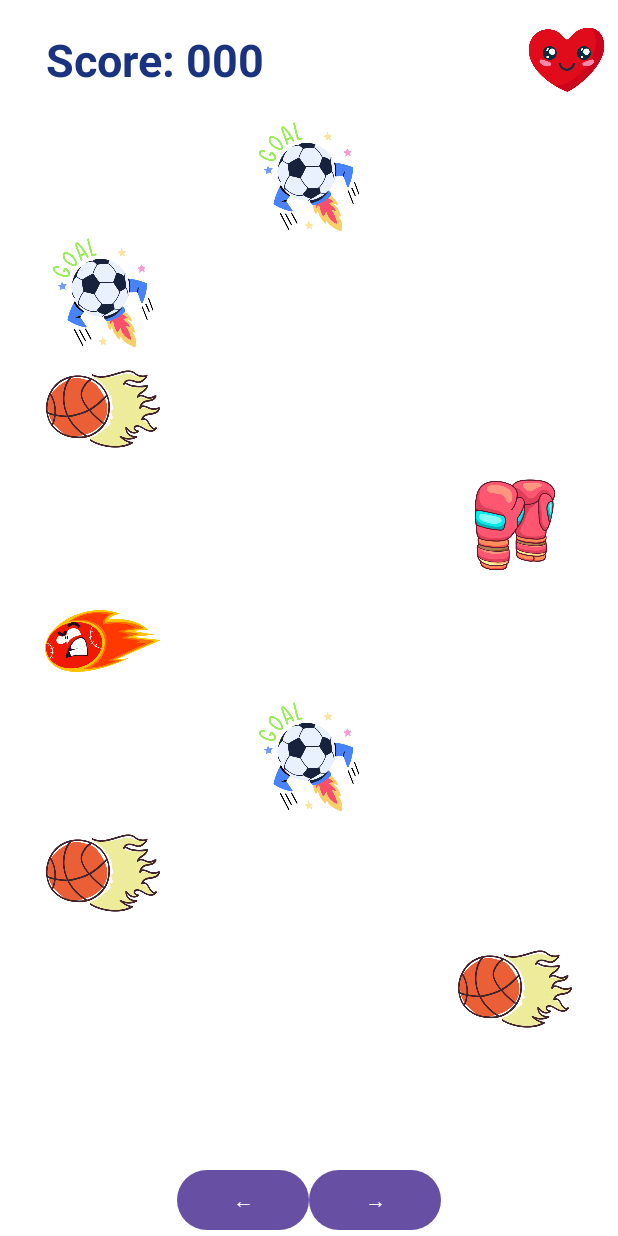
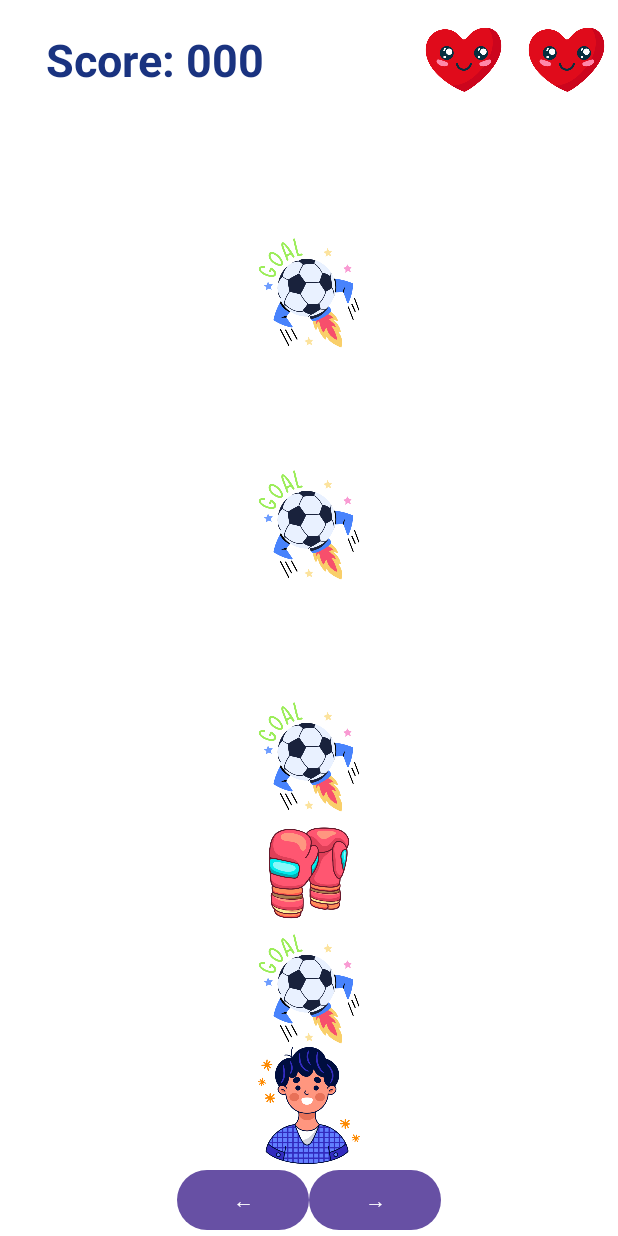
Before and after one commit to GalAngel15/Andorid_Project, an Android app: the screen it shows after launch (MainActivity), after a tap on an icon or button, on a phone screen of 412 x 824 dp. Run offline under Robolectric (Android 15) with nearby library versions, the phone set to English and light mode, and no system bars; 1 other tap on this screen came first.

Commit message:
Main & xml update
* Added timer to make the game harder
* Added another images (will continue it)
*Upgrade collision func

```diff
--- a/carGame/app/src/main/java/com/example/cargame/MainActivity.java
+++ b/carGame/app/src/main/java/com/example/cargame/MainActivity.java
@@ -19,7 +19,10 @@ public class MainActivity extends AppCompatActivity {
     private int lives = 3;
     private Handler handler = new Handler();
     private int currentImageResource = R.drawable.boy; // משתנה לעקוב אחרי התמונה המוצגת
-    private int delayTimer = 1000;
+    private double dummyTimer = 1000;
+    private long delayTimer = 1000;
+    private int ticks = 0;
+
 
     @Override
     protected void onCreate(Bundle savedInstanceState) {
@@ -94,40 +97,66 @@ public class MainActivity extends AppCompatActivity {
         handler.postDelayed(new Runnable() {
             @Override
             public void run() {
-                addObstacle();
-                checkCollision();
-                handler.postDelayed(this, 1000);
+                ticks++;
+                if (ticks % 2 == 0) {
+                    addObstacle(R.drawable.fast);
+                } else if (ticks % 5 ==0) {
+                    addObstacle(R.drawable.boxing_gloves); //give shield
+                }
+                if(ticks % 30 == 0){
+                    dummyTimer=dummyTimer* 0.9; //make the game faster
+                    delayTimer=(long) dummyTimer;
+                }
+                //checkCollision();
+                handler.postDelayed(this, delayTimer);
             }
-        }, 1000);
+        }, delayTimer);
     }
 
-    private void addObstacle() {
+    private void addObstacle(final int obstacleImage) {
         Random rand = new Random();
         int lane = rand.nextInt(3);
-        grid[0][lane].setImageResource(R.drawable.fast);
+        grid[0][lane].setImageResource(obstacleImage);
+        moveObstacleDown(0, lane, obstacleImage);
 
-        moveObstacleDown(0, lane);
     }
 
-    private void moveObstacleDown(final int row, final int col) {
+    private void moveObstacleDown(final int row, final int col, final int obstacleImage) {
         if (row < 8) {
             handler.postDelayed(new Runnable() {
                 @Override
                 public void run() {
                     grid[row][col].setImageResource(0);
-                    grid[row + 1][col].setImageResource(R.drawable.fast);
-                    moveObstacleDown(row + 1, col);
+                    grid[row + 1][col].setImageResource(obstacleImage);
+                    moveObstacleDown(row + 1, col,obstacleImage);
                 }
             }, delayTimer);
         } else {
+            //grid[boyPositionRow][boyPositionCol].setImageResource(currentImageResource);
+            if(col==boyPositionCol && obstacleImage==R.drawable.fast){
+                collision();
+            } else if (col==boyPositionCol && obstacleImage==R.drawable.boxing_gloves) {
+                currentImageResource=R.drawable.viking;
+            }
             grid[row][col].setImageResource(0);
+            grid[boyPositionRow][boyPositionCol].setImageResource(currentImageResource);
         }
     }
 
+    private void collision() {
+        lives--;
+        updateLives();
+        if (lives <= 0) {
+            Toast.makeText(this, "Game Over!", Toast.LENGTH_SHORT).show();
+            handler.removeCallbacksAndMessages(null);
+        }else {
+            Toast.makeText(this, "Crash!", Toast.LENGTH_SHORT).show();
+        }
+    }
     private void checkCollision() {
         if (grid[boyPositionRow - 1][boyPositionCol].getDrawable() != null &&
                 grid[boyPositionRow - 1][boyPositionCol].getDrawable().getConstantState() ==
-                        getResources().getDrawable(R.drawable.fast).getConstantState()) {
+                        getResources().getDrawable(R.drawable.fast, null).getConstantState()) {
             lives--;
             updateLives();
             if (lives <= 0) {
@@ -143,7 +172,6 @@ public class MainActivity extends AppCompatActivity {
         ImageView heart1 = findViewById(R.id.heart1);
         ImageView heart2 = findViewById(R.id.heart2);
         ImageView heart3 = findViewById(R.id.heart3);
-
         heart1.setVisibility(lives >= 1 ? View.VISIBLE : View.INVISIBLE);
         heart2.setVisibility(lives >= 2 ? View.VISIBLE : View.INVISIBLE);
         heart3.setVisibility(lives >= 3 ? View.VISIBLE : View.INVISIBLE);
--- a/carGame/app/src/main/res/layout/activity_main.xml
+++ b/carGame/app/src/main/res/layout/activity_main.xml
@@ -79,22 +79,18 @@
                 android:layout_width="0dp"
                 android:layout_height="match_parent"
                 android:layout_weight="1"
-                android:src="@drawable/ball"
-                android:visibility="invisible"/>
+               />
             <ImageView
                 android:id="@+id/grid_item_0_1"
                 android:layout_width="0dp"
                 android:layout_height="match_parent"
-                android:layout_weight="1"
-                android:src="@drawable/ball"
-                android:visibility="visible"/>
+                android:layout_weight="1" />
             <ImageView
                 android:id="@+id/grid_item_0_2"
                 android:layout_width="0dp"
                 android:layout_height="match_parent"
                 android:layout_weight="1"
-                android:src="@drawable/ball"
-                android:visibility="invisible"/>
+                />
         </LinearLayout>
 
         <!-- Row 2 -->
@@ -108,22 +104,19 @@
                 android:layout_width="0dp"
                 android:layout_height="match_parent"
                 android:layout_weight="1"
-                android:src="@drawable/fast"
-                android:visibility="visible"/>
+                />
             <ImageView
                 android:id="@+id/grid_item_1_1"
                 android:layout_width="0dp"
                 android:layout_height="match_parent"
                 android:layout_weight="1"
-                android:src="@drawable/fast"
-                android:visibility="invisible"/>
+               />
             <ImageView
                 android:id="@+id/grid_item_1_2"
                 android:layout_width="0dp"
                 android:layout_height="match_parent"
                 android:layout_weight="1"
-                android:src="@drawable/fast"
-                android:visibility="invisible"/>
+                />
         </LinearLayout>
 
         <!-- Row 3 -->
@@ -137,22 +130,17 @@
                 android:layout_width="0dp"
                 android:layout_height="match_parent"
                 android:layout_weight="1"
-                android:src="@drawable/fireball"
-                android:visibility="visible"/>
+                />
             <ImageView
                 android:id="@+id/grid_item_2_1"
                 android:layout_width="0dp"
                 android:layout_height="match_parent"
-                android:layout_weight="1"
-                android:src="@drawable/fireball"
-                android:visibility="invisible"/>
+                android:layout_weight="1"/>
             <ImageView
                 android:id="@+id/grid_item_2_2"
                 android:layout_width="0dp"
                 android:layout_height="match_parent"
-                android:layout_weight="1"
-                android:src="@drawable/fireball"
-                android:visibility="invisible"/>
+                android:layout_weight="1"/>
         </LinearLayout>
 
         <!-- Row 4 -->
@@ -165,23 +153,17 @@
                 android:id="@+id/grid_item_3_0"
                 android:layout_width="0dp"
                 android:layout_height="match_parent"
-                android:layout_weight="1"
-                android:src="@drawable/boxing_gloves"
-                android:visibility="invisible"/>
+                android:layout_weight="1"/>
             <ImageView
                 android:id="@+id/grid_item_3_1"
                 android:layout_width="0dp"
                 android:layout_height="match_parent"
-                android:layout_weight="1"
-                android:src="@drawable/boxing_gloves"
-                android:visibility="invisible"/>
+                android:layout_weight="1"/>
             <ImageView
                 android:id="@+id/grid_item_3_2"
                 android:layout_width="0dp"
                 android:layout_height="match_parent"
-                android:layout_weight="1"
-                android:src="@drawable/boxing_gloves"
-                android:visibility="visible"/>
+                android:layout_weight="1"/>
         </LinearLayout>
 
         <!-- Row 5 -->
@@ -194,23 +176,17 @@
                 android:id="@+id/grid_item_4_0"
                 android:layout_width="0dp"
                 android:layout_height="match_parent"
-                android:layout_weight="1"
-                android:src="@drawable/ball"
-                android:visibility="visible"/>
+                android:layout_weight="1"/>
             <ImageView
                 android:id="@+id/grid_item_4_1"
                 android:layout_width="0dp"
                 android:layout_height="match_parent"
-                android:layout_weight="1"
-                android:src="@drawable/ball"
-                android:visibility="invisible"/>
+                android:layout_weight="1"/>
             <ImageView
                 android:id="@+id/grid_item_4_2"
                 android:layout_width="0dp"
                 android:layout_height="match_parent"
-                android:layout_weight="1"
-                android:src="@drawable/ball"
-                android:visibility="invisible"/>
+                android:layout_weight="1"/>
         </LinearLayout>
 
         <!-- Row 6 -->
@@ -223,23 +199,17 @@
                 android:id="@+id/grid_item_5_0"
                 android:layout_width="0dp"
                 android:layout_height="match_parent"
-                android:layout_weight="1"
-                android:src="@drawable/fast"
-                android:visibility="invisible"/>
+                android:layout_weight="1"/>
             <ImageView
                 android:id="@+id/grid_item_5_1"
                 android:layout_width="0dp"
                 android:layout_height="match_parent"
-                android:layout_weight="1"
-                android:src="@drawable/fast"
-                android:visibility="visible"/>
+                android:layout_weight="1"/>
             <ImageView
                 android:id="@+id/grid_item_5_2"
                 android:layout_width="0dp"
                 android:layout_height="match_parent"
-                android:layout_weight="1"
-                android:src="@drawable/fast"
-                android:visibility="invisible"/>
+                android:layout_weight="1"/>
         </LinearLayout>
 
         <!-- Row 7 -->
@@ -252,23 +222,17 @@
                 android:id="@+id/grid_item_6_0"
                 android:layout_width="0dp"
                 android:layout_height="match_parent"
-                android:layout_weight="1"
-                android:src="@drawable/fireball"
-                android:visibility="visible"/>
+                android:layout_weight="1"/>
             <ImageView
                 android:id="@+id/grid_item_6_1"
                 android:layout_width="0dp"
                 android:layout_height="match_parent"
-                android:layout_weight="1"
-                android:src="@drawable/fireball"
-                android:visibility="invisible"/>
+                android:layout_weight="1"/>
             <ImageView
                 android:id="@+id/grid_item_6_2"
                 android:layout_width="0dp"
                 android:layout_height="match_parent"
-                android:layout_weight="1"
-                android:src="@drawable/fireball"
-                android:visibility="invisible"/>
+                android:layout_weight="1"/>
         </LinearLayout>
 
         <!-- Row 8 -->
@@ -281,23 +245,17 @@
                 android:id="@+id/grid_item_7_0"
                 android:layout_width="0dp"
                 android:layout_height="match_parent"
-                android:layout_weight="1"
-                android:src="@drawable/fireball"
-                android:visibility="invisible"/>
+                android:layout_weight="1"/>
             <ImageView
                 android:id="@+id/grid_item_7_1"
                 android:layout_width="0dp"
                 android:layout_height="match_parent"
-                android:layout_weight="1"
-                android:src="@drawable/fireball"
-                android:visibility="invisible"/>
+                android:layout_weight="1"/>
             <ImageView
                 android:id="@+id/grid_item_7_2"
                 android:layout_width="0dp"
                 android:layout_height="match_parent"
-                android:layout_weight="1"
-                android:src="@drawable/fireball"
-                android:visibility="visible"/>
+                android:layout_weight="1"/>
         </LinearLayout>
         <!-- Row 9 -->
         <LinearLayout
```
